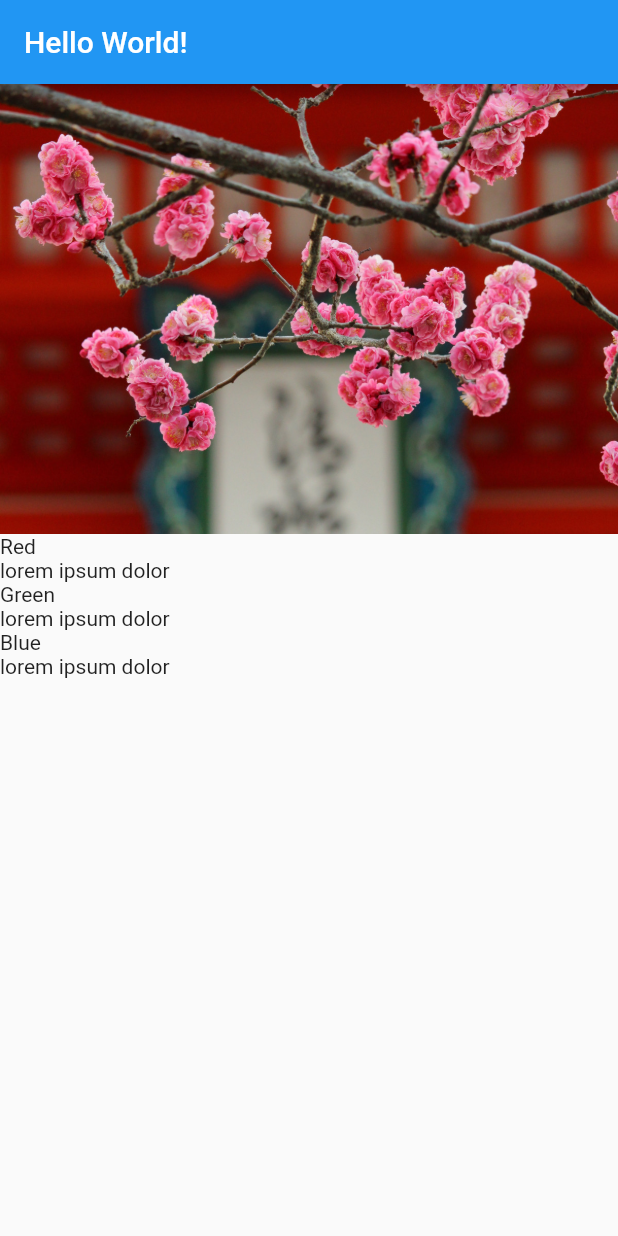
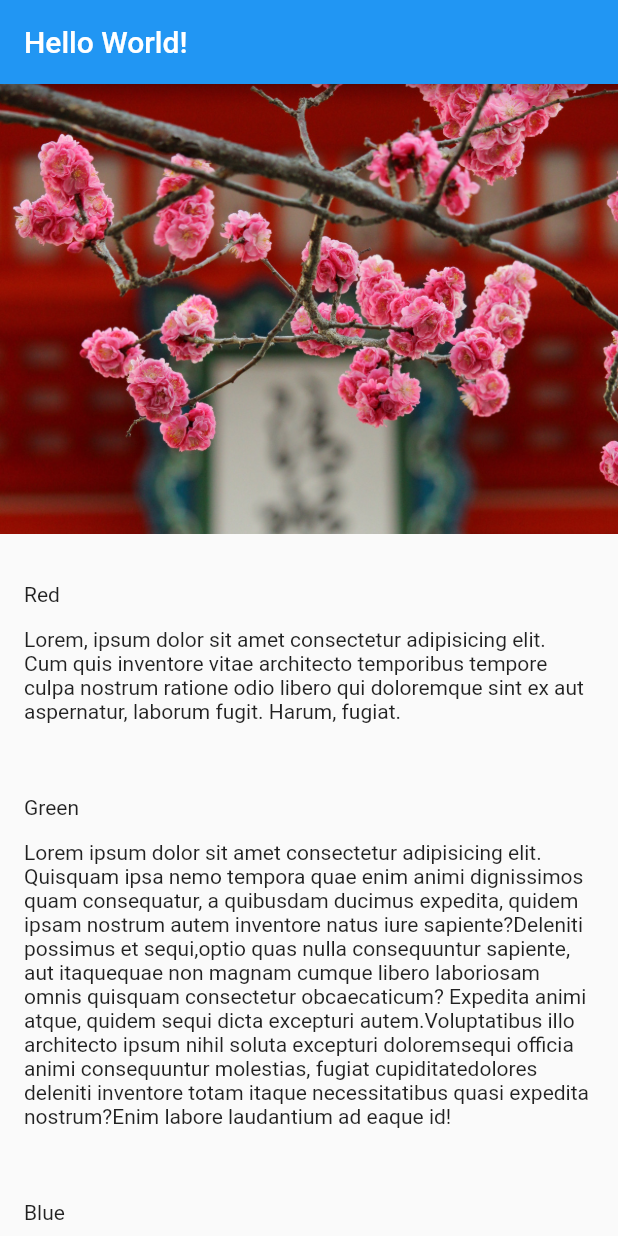
Before and after one commit to omarlamin01/tourism_and_co, a Flutter app: the screen it shows after launch, on a phone screen of 412 x 824 dp. Run offline on Flutter 3.47's test engine with Material 2 defaults, Android fonts, the phone set to English and light mode, and no system bars.

Commit message:
some changes

```diff
--- a/lib/screens/location_detail/location_detail.dart
+++ b/lib/screens/location_detail/location_detail.dart
@@ -14,9 +14,21 @@ class LocationDetail extends StatelessWidget {
         crossAxisAlignment: CrossAxisAlignment.stretch,
         children: const [
           ImageBanner("assets/images/kiyomizu-dera.jpg"),
-          TextSection("Red", "lorem ipsum dolor"),
-          TextSection("Green", "lorem ipsum dolor"),
-          TextSection("Blue", "lorem ipsum dolor"),
+          TextSection("Red",
+              "Lorem, ipsum dolor sit amet consectetur adipisicing elit. Cum quis inventore vitae architecto temporibus tempore culpa nostrum ratione odio libero qui doloremque sint ex aut aspernatur, laborum fugit. Harum, fugiat."),
+          TextSection(
+              "Green",
+              "Lorem ipsum dolor sit amet consectetur adipisicing elit. Quisquam ipsa nemo tempora quae enim animi dignissimos quam consequatur, a quibusdam ducimus expedita, quidem ipsam nostrum autem inventore natus iure sapiente?"
+              "Deleniti possimus et sequi,"
+              "optio quas nulla consequuntur sapiente, aut itaque"
+              "quae non magnam cumque libero laboriosam omnis quisquam consectetur obcaecati"
+              "cum? Expedita animi atque, quidem sequi dicta excepturi autem."
+              "Voluptatibus illo architecto ipsum nihil soluta excepturi dolorem"
+              "sequi officia animi consequuntur molestias, fugiat cupiditate"
+              "dolores deleniti inventore totam itaque necessitatibus quasi expedita nostrum?"
+              "Enim labore laudantium ad eaque id!"),
+              TextSection("Blue",
+              "Lorem, ipsum dolor sit amet consectetur adipisicing elit. Cum quis inventore vitae architecto temporibus tempore culpa nostrum ratione odio libero qui doloremque sint ex aut aspernatur, laborum fugit. Harum, fugiat."),
         ],
       ),
     );
--- a/lib/screens/location_detail/text_section.dart
+++ b/lib/screens/location_detail/text_section.dart
@@ -4,6 +4,7 @@ class TextSection extends StatelessWidget {
 
   final String _title;
   final String _body;
+  static const double _hPad = 16.0;
 
   const TextSection(this._title, this._body);
 
@@ -13,8 +14,14 @@ class TextSection extends StatelessWidget {
       mainAxisAlignment: MainAxisAlignment.start,
       crossAxisAlignment: CrossAxisAlignment.stretch,
       children: [
-        Text(_title),
-        Text(_body),
+        Container(
+          padding: const EdgeInsets.fromLTRB(_hPad, 32.0, _hPad, 4.0),
+          child: Text(_title),
+        ),
+        Container(
+          padding: const EdgeInsets.fromLTRB(_hPad, 10.0, _hPad, _hPad),
+          child: Text(_body),
+        ),
       ],
     );
   }
```
